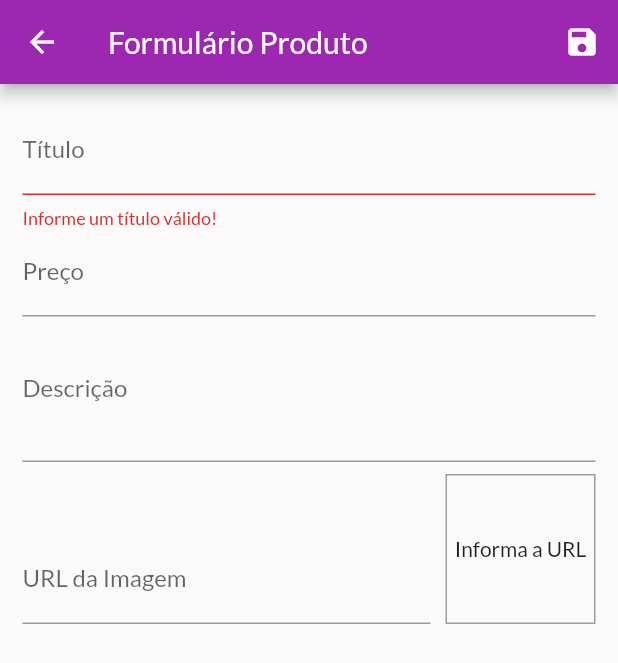
After one commit to murilobohlke/shop, a Flutter app: the ProductFormScreen screen opened by its route, after a tap on the "save" icon, on a phone screen of 412 x 824 dp. The commit adds this screen. Shown: the top 663 px of the screen. Run offline on Flutter 3.47's test engine with Material 2 defaults, Android fonts, the phone set to English and light mode, and no system bars; network calls fail.

Commit message:
Add form

```diff
--- a/shop/lib/main.dart
+++ b/shop/lib/main.dart
@@ -7,7 +7,9 @@ import 'package:shop/utils/app_routes.dart';
 import 'package:shop/views/cart_screen.dart';
 import 'package:shop/views/orders_screen.dart';
 import 'package:shop/views/product_detail_screen.dart';
+import 'package:shop/views/product_form_screen.dart';
 import 'package:shop/views/product_overview_screen.dart';
+import 'package:shop/views/products_screen.dart';
 
 void main() => runApp(MyApp());
 
@@ -39,7 +41,9 @@ class MyApp extends StatelessWidget {
           AppRoutes.PRODUCT_DETAIL : (ctx) => ProductDetailScreen(),
           AppRoutes.CART : (ctx) => CartScreen(),
           AppRoutes.ORDERS : (ctx) => OrdersScreen(),
-          AppRoutes.HOME: (ctx) => ProductOverviewScreen()
+          AppRoutes.HOME: (ctx) => ProductOverviewScreen(),
+          AppRoutes.PRODUCTS: (ctx) => ProductsScreen(),
+          AppRoutes.PRODUCT_FORM: (ctx) => ProductFormScreen(),
         },
       ),
     );
--- a/shop/lib/utils/app_routes.dart
+++ b/shop/lib/utils/app_routes.dart
@@ -3,4 +3,6 @@ class AppRoutes {
   static const PRODUCT_DETAIL = '/product-detail';
   static const CART = '/cart';
   static const ORDERS = '/orders';
+  static const PRODUCTS = '/products';
+  static const PRODUCT_FORM = '/products-form';
 }
--- /dev/null
+++ b/shop/lib/views/product_form_screen.dart
@@ -0,0 +1,190 @@
+import 'dart:math';
+
+import 'package:flutter/material.dart';
+import 'package:flutter/services.dart';
+import 'package:provider/provider.dart';
+import 'package:shop/providers/product.dart';
+import 'package:shop/providers/products.dart';
+
+class ProductFormScreen extends StatefulWidget {
+  const ProductFormScreen({Key? key}) : super(key: key);
+
+  @override
+  _ProductFormScreenState createState() => _ProductFormScreenState();
+}
+
+class _ProductFormScreenState extends State<ProductFormScreen> {
+  final _priceFocusNode = FocusNode();
+  final _descriptionFocusNode = FocusNode();
+  final _imageURLFocusNode = FocusNode();
+  final _imageUrlController = TextEditingController();
+  final _form = GlobalKey<FormState>();
+  final _formData = Map<String, Object>();
+
+  @override
+  void initState() {
+    super.initState();
+    _imageURLFocusNode.addListener(updateImageUrl);
+  }
+
+  @override
+  void didChangeDependencies() {
+    // TODO: implement didChangeDependencies
+    super.didChangeDependencies();
+
+    if (_formData.isEmpty) {
+      if (ModalRoute.of(context)!.settings.arguments != null) {
+        final product = ModalRoute.of(context)!.settings.arguments as Product;
+        _formData['id'] = product.id;
+        _formData['title'] = product.title;
+        _formData['description'] = product.description;
+        _formData['price'] = product.price;
+        _formData['imageUrl'] = product.imageUrl;
+
+        _imageUrlController.text = product.imageUrl;
+      }
+    }
+  }
+
+  void updateImageUrl() {
+    setState(() {});
+  }
+
+  void _saveForm() {
+    var isValid = _form.currentState!.validate();
+
+    if (!isValid) {
+      return;
+    }
+
+    _form.currentState!.save();
+
+    final newProduct = Product(
+      description: _formData['description'].toString(),
+      id: _formData['id'].toString(),
+      imageUrl: _formData['imageUrl'].toString(),
+      price: double.parse(_formData['price'].toString()),
+      title: _formData['title'].toString(),
+    );
+
+    if (ModalRoute.of(context)!.settings.arguments != null) {
+      Provider.of<Products>(context, listen: false).updateProduct(newProduct);
+    } else {
+      Provider.of<Products>(context, listen: false).addProduct(newProduct);
+    }
+    Navigator.of(context).pop();
+  }
+
+  @override
+  void dispose() {
+    super.dispose();
+    _priceFocusNode.dispose();
+    _descriptionFocusNode.dispose();
+    _imageURLFocusNode.removeListener(updateImageUrl);
+    _imageURLFocusNode.dispose();
+  }
+
+  @override
+  Widget build(BuildContext context) {
+    return Scaffold(
+      appBar: AppBar(
+        title: Text('Formulário Produto'),
+        actions: [
+          IconButton(
+              onPressed: () {
+                _saveForm();
+              },
+              icon: Icon(Icons.save))
+        ],
+      ),
+      body: Padding(
+        padding: const EdgeInsets.all(15),
+        child: Form(
+          key: _form,
+          child: ListView(
+            children: [
+              TextFormField(
+                initialValue: _formData['title'] != null
+                    ? _formData['title'].toString()
+                    : '',
+                decoration: InputDecoration(labelText: 'Título'),
+                textInputAction: TextInputAction.next,
+                onSaved: (value) => _formData['title'] = value!,
+                onFieldSubmitted: (_) {
+                  FocusScope.of(context).requestFocus(_priceFocusNode);
+                },
+                validator: (value) {
+                  if (value!.trim().isEmpty) {
+                    return 'Informe um título válido!';
+                  }
+                  return null;
+                },
+              ),
+              TextFormField(
+                initialValue: _formData['price'] != null
+                    ? _formData['price'].toString()
+                    : '',
+                decoration: InputDecoration(labelText: 'Preço'),
+                textInputAction: TextInputAction.next,
+                keyboardType: TextInputType.number,
+                focusNode: _priceFocusNode,
+                onSaved: (value) => _formData['price'] = double.parse(value!),
+                onFieldSubmitted: (_) {
+                  FocusScope.of(context).requestFocus(_descriptionFocusNode);
+                },
+              ),
+              TextFormField(
+                initialValue: _formData['description'] != null
+                    ? _formData['description'].toString()
+                    : '',
+                decoration: InputDecoration(labelText: 'Descrição'),
+                maxLines: 3,
+                onSaved: (value) => _formData['description'] = value!,
+                keyboardType: TextInputType.multiline,
+                focusNode: _descriptionFocusNode,
+              ),
+              Row(
+                crossAxisAlignment: CrossAxisAlignment.end,
+                children: [
+                  Expanded(
+                    child: TextFormField(
+                      controller: _imageUrlController,
+                      decoration: InputDecoration(
+                        labelText: 'URL da Imagem',
+                      ),
+                      keyboardType: TextInputType.url,
+                      textInputAction: TextInputAction.done,
+                      focusNode: _imageURLFocusNode,
+                      onSaved: (value) => _formData['imageUrl'] = value!,
+                      onFieldSubmitted: (_) {
+                        _saveForm();
+                      },
+                    ),
+                  ),
+                  Container(
+                    width: 100,
+                    height: 100,
+                    margin: EdgeInsets.only(top: 8, left: 10),
+                    decoration: BoxDecoration(
+                        border: Border.all(width: 1, color: Colors.grey)),
+                    alignment: Alignment.center,
+                    child: _imageUrlController.text.isEmpty
+                        ? Text('Informa a URL')
+                        : FittedBox(
+                            child: Image.network(
+                              _imageUrlController.text,
+                              width: 100,
+                              height: 100,
+                              fit: BoxFit.cover,
+                            ),
+                          ),
+                  )
+                ],
+              )
+            ],
+          ),
+        ),
+      ),
+    );
+  }
+}
```
Also changed, not shown: shop/lib/providers/products.dart (+18 -0 lines), shop/lib/views/products_screen.dart (added, +41 -0 lines), shop/lib/widgets/app_drawer.dart (+8 -0 lines), shop/lib/widgets/product_item.dart (added, +64 -0 lines).
